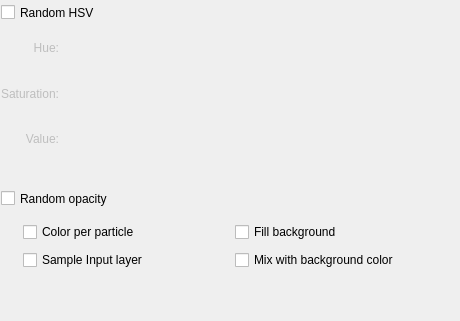
Before: the Qt Designer form krita/plugins/paintops/libpaintop/forms/wdgcoloroptions.ui in KDE/krita, drawn with Qt 5.
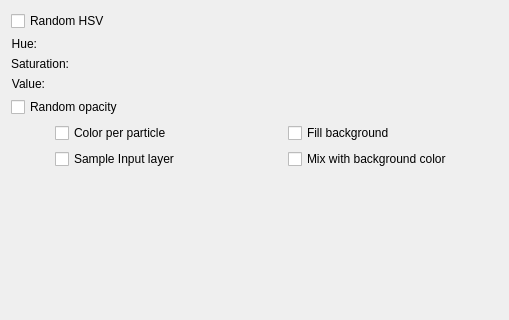
After: the same form once the commit is applied. Custom widgets are drawn as their Qt base class.

Commit message:
BUG:351271 Fix layout of the color options page
Form layout instead of grid layout, set enabled on reading config
and the random opacity checkbox now has space for its label.

```diff
--- a/krita/plugins/paintops/libpaintop/forms/wdgcoloroptions.ui
+++ b/krita/plugins/paintops/libpaintop/forms/wdgcoloroptions.ui
@@ -6,8 +6,8 @@
    <rect>
     <x>0</x>
     <y>0</y>
-    <width>460</width>
-    <height>321</height>
+    <width>509</width>
+    <height>320</height>
    </rect>
   </property>
   <property name="sizePolicy">
@@ -22,15 +22,86 @@
     <height>320</height>
    </size>
   </property>
-  <widget class="QWidget">
-   <property name="geometry">
-    <rect>
-     <x>0</x>
-     <y>220</y>
-     <width>424</width>
-     <height>52</height>
-    </rect>
-   </property>
+  <layout class="QVBoxLayout" name="verticalLayout">
+   <item>
+    <widget class="QCheckBox" name="randomHSVCHBox">
+     <property name="text">
+      <string>Random HSV</string>
+     </property>
+    </widget>
+   </item>
+   <item>
+    <layout class="QFormLayout" name="formLayout">
+     <item row="0" column="0">
+      <widget class="QLabel" name="label">
+       <property name="text">
+        <string>Hue:</string>
+       </property>
+       <property name="alignment">
+        <set>Qt::AlignRight|Qt::AlignTrailing|Qt::AlignVCenter</set>
+       </property>
+      </widget>
+     </item>
+     <item row="0" column="1">
+      <widget class="KisSliderSpinBox" name="hueSlider" native="true">
+       <property name="sizePolicy">
+        <sizepolicy hsizetype="MinimumExpanding" vsizetype="Preferred">
+         <horstretch>10</horstretch>
+         <verstretch>0</verstretch>
+        </sizepolicy>
+       </property>
+      </widget>
+     </item>
+     <item row="1" column="0">
+      <widget class="QLabel" name="label_2">
+       <property name="text">
+        <string>Saturation:</string>
+       </property>
+       <property name="alignment">
+        <set>Qt::AlignRight|Qt::AlignTrailing|Qt::AlignVCenter</set>
+       </property>
+      </widget>
+     </item>
+     <item row="1" column="1">
+      <widget class="KisSliderSpinBox" name="saturationSlider" native="true">
+       <property name="sizePolicy">
+        <sizepolicy hsizetype="MinimumExpanding" vsizetype="Preferred">
+         <horstretch>10</horstretch>
+         <verstretch>0</verstretch>
+        </sizepolicy>
+       </property>
+      </widget>
+     </item>
+     <item row="2" column="0">
+      <widget class="QLabel" name="label_3">
+       <property name="text">
+        <string>Value:</string>
+       </property>
+       <property name="alignment">
+        <set>Qt::AlignRight|Qt::AlignTrailing|Qt::AlignVCenter</set>
+       </property>
+      </widget>
+     </item>
+     <item row="2" column="1">
+      <widget class="KisSliderSpinBox" name="valueSlider" native="true">
+       <property name="sizePolicy">
+        <sizepolicy hsizetype="MinimumExpanding" vsizetype="Preferred">
+         <horstretch>10</horstretch>
+         <verstretch>0</verstretch>
+        </sizepolicy>
+       </property>
+      </widget>
+     </item>
+    </layout>
+   </item>
+   <item>
+    <widget class="QCheckBox" name="randomOpacityCHBox">
+     <property name="text">
+      <string>Random opacity</string>
+     </property>
+    </widget>
+   </item>
+   <item>
    <layout class="QGridLayout" name="chboxGridLayout">
     <property name="sizeConstraint">
      <enum>QLayout::SetMinimumSize</enum>
@@ -123,97 +194,21 @@
      </spacer>
     </item>
    </layout>
-  </widget>
-  <widget class="QCheckBox" name="randomHSVCHBox">
-   <property name="geometry">
-    <rect>
-     <x>1</x>
-     <y>1</y>
-     <width>110</width>
-     <height>23</height>
-    </rect>
-   </property>
-   <property name="text">
-    <string>Random HSV</string>
-   </property>
-  </widget>
-  <widget class="QWidget" name="hsvWidget" native="true">
-   <property name="enabled">
-    <bool>false</bool>
-   </property>
-   <property name="geometry">
-    <rect>
-     <x>1</x>
-     <y>28</y>
-     <width>451</width>
-     <height>155</height>
-    </rect>
-   </property>
-   <widget class="QWidget">
-    <property name="geometry">
-     <rect>
-      <x>0</x>
-      <y>0</y>
-      <width>441</width>
-      <height>131</height>
-     </rect>
-    </property>
-    <layout class="QGridLayout" name="hsvGridLayout" columnstretch="0,1">
-     <item row="0" column="0">
-      <widget class="QLabel" name="label">
-       <property name="text">
-        <string>Hue:</string>
-       </property>
-       <property name="alignment">
-        <set>Qt::AlignRight|Qt::AlignTrailing|Qt::AlignVCenter</set>
-       </property>
-      </widget>
-     </item>
-     <item row="1" column="0">
-      <widget class="QLabel" name="label_2">
-       <property name="text">
-        <string>Saturation:</string>
-       </property>
-       <property name="alignment">
-        <set>Qt::AlignRight|Qt::AlignTrailing|Qt::AlignVCenter</set>
-       </property>
-      </widget>
-     </item>
-     <item row="2" column="0">
-      <widget class="QLabel" name="label_3">
-       <property name="text">
-        <string>Value:</string>
-       </property>
-       <property name="alignment">
-        <set>Qt::AlignRight|Qt::AlignTrailing|Qt::AlignVCenter</set>
-       </property>
-      </widget>
-     </item>
-     <item row="0" column="1">
-      <widget class="KisSliderSpinBox" name="hueSlider" native="true"/>
-     </item>
-     <item row="1" column="1">
-      <widget class="KisSliderSpinBox" name="saturationSlider" native="true"/>
-     </item>
-     <item row="2" column="1">
-      <widget class="KisSliderSpinBox" name="valueSlider" native="true"/>
-     </item>
-    </layout>
-   </widget>
-  </widget>
-  <widget class="QCheckBox" name="randomOpacityCHBox">
-   <property name="geometry">
-    <rect>
-     <x>1</x>
-     <y>187</y>
-     <width>130</width>
-     <height>23</height>
-    </rect>
-   </property>
-   <property name="text">
-    <string>Random opacity</string>
-   </property>
-  </widget>
+   </item>
+   <item>
+    <spacer name="verticalSpacer">
+     <property name="orientation">
+      <enum>Qt::Vertical</enum>
+     </property>
+     <property name="sizeHint" stdset="0">
+      <size>
+       <width>20</width>
+       <height>114</height>
+      </size>
+     </property>
+    </spacer>
+   </item>
+  </layout>
  </widget>
  <customwidgets>
   <customwidget>
```
Lines whose indentation alone changed are shown as unchanged. The commit also changes 2 other files.
